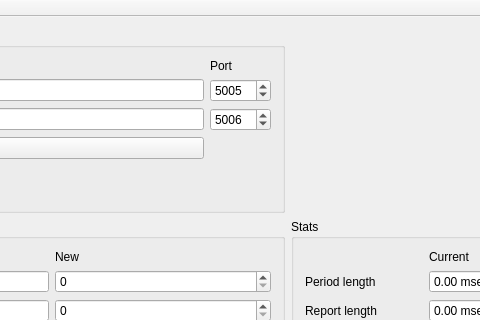
Old version of the form mainwindow.ui in the repository vayeroshenko/spec_ana; both pictures show x 413 to 893 and y 0 to 320 of the 1073 by 678 pixel window.
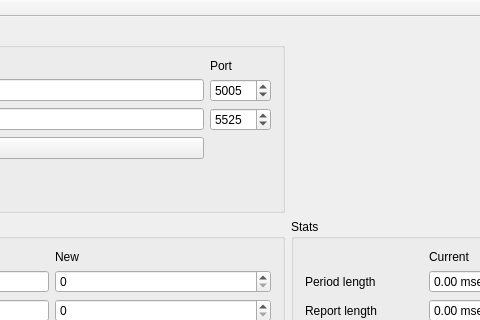
New version of the form. Custom widgets are drawn as their Qt base class.

The edit to the form file:
```diff
--- a/mainwindow.ui
+++ b/mainwindow.ui
@@ -200,7 +200,7 @@
           <number>65535</number>
          </property>
          <property name="value">
-          <number>5006</number>
+          <number>5525</number>
          </property>
         </widget>
        </item>
```
Left out of the diff: 2 changed lines with no effect on the pictures.
